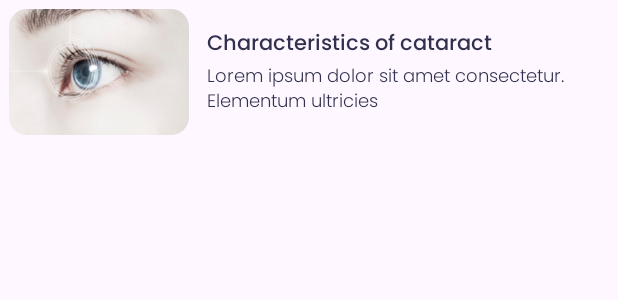
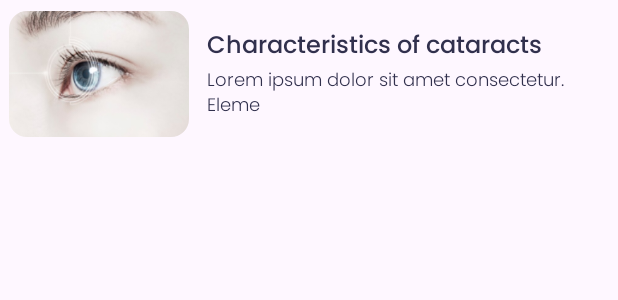
Before and after one commit to hilmisatrio16/C-Vision, an Android app: the layout item_article_cataract.xml on its own in the app's theme, with its tools: preview values and no code run, on a phone screen of 412 x 824 dp. Shown: the top 300 px of the screen. Run offline under Robolectric (Android 15) with nearby library versions, the phone set to English and light mode, and no system bars.

Commit message:
edited attribute view

```diff
--- a/app/src/main/res/layout/item_article_cataract.xml
+++ b/app/src/main/res/layout/item_article_cataract.xml
@@ -27,8 +27,10 @@
             android:layout_width="wrap_content"
             android:layout_height="wrap_content"
             android:fontFamily="@font/poppins_medium"
-            android:text="Characteristics of cataract"
-            android:textSize="14sp"
+            android:text="Characteristics of cataracts"
+            android:textSize="16sp"
+            android:maxLength="35"
+            android:maxLines="1"
             android:textColor="@color/tuna"/>
 
         <TextView
@@ -39,7 +41,7 @@
             android:text="Lorem ipsum dolor sit amet consectetur. Elementum ultricies"
             android:textSize="12sp"
             android:textColor="@color/tuna"
-            android:maxLength="60"
+            android:maxLength="45"
             android:ellipsize="end"/>
     </LinearLayout>
 
```
